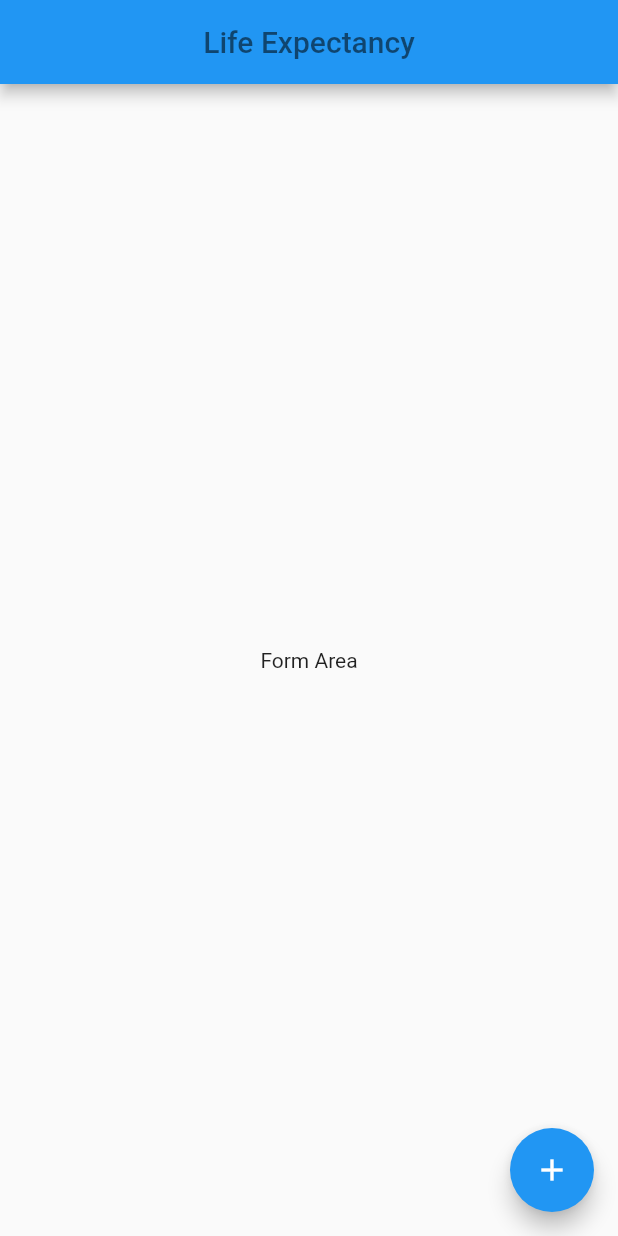
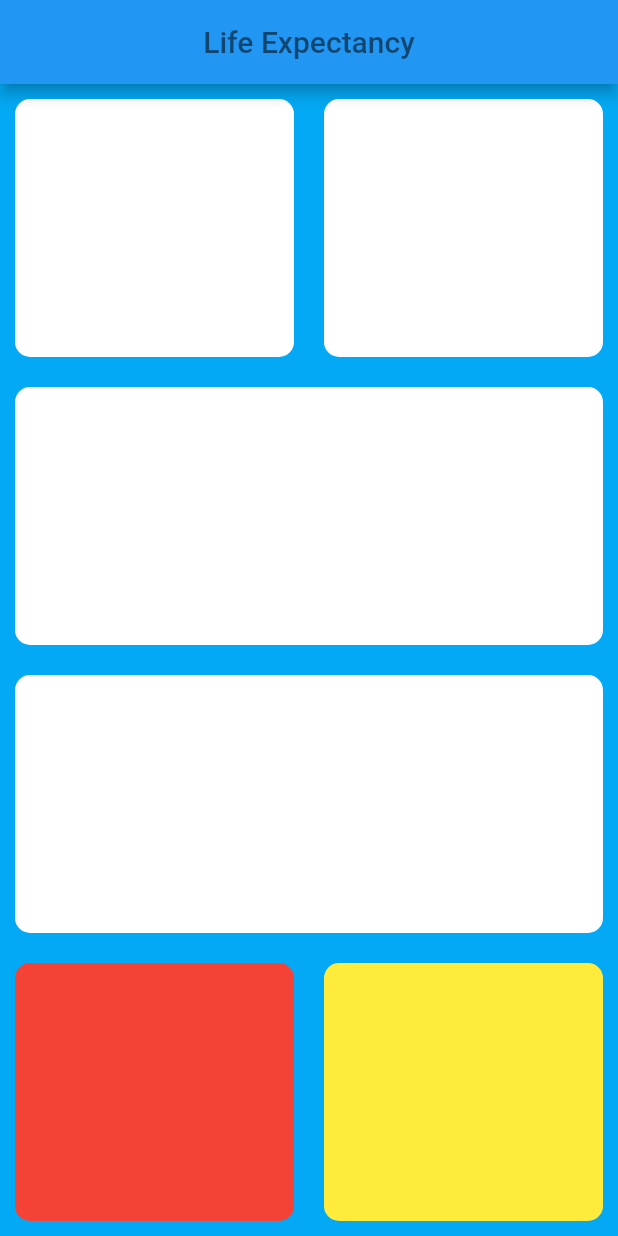
Before and after one commit to dogusipeksac/life_expectancy_flutter_app, a Flutter app: the screen it shows after launch, on a phone screen of 412 x 824 dp. Run offline on Flutter 3.47's test engine with Material 2 defaults, Android fonts, the phone set to English and light mode, and no system bars.

```diff
--- a/lib/input_page.dart
+++ b/lib/input_page.dart
@@ -1,5 +1,4 @@
 import 'package:flutter/material.dart';
-
 
 class InputPage extends StatefulWidget {
   @override
@@ -17,24 +16,66 @@ class _InputPageState extends State<InputPage> {
         ),
         centerTitle: true,
       ),
-      body: Center(
-        child: Text(
-          "Form Area",
-          /*Theme.of(context).primaryColor.toString(),*/
-          /*style: TextStyle(fontSize: 25),*/
-        ),
+      body: Column(
+          children: <Widget>[
+
+            Expanded(
+              flex: 1,
+              child: Row(
+                children: [
+                  Expanded(
+                    flex: 1,
+                    child: MyContainer(),
+                  ),  Expanded(
+                    flex: 1,
+                    child: MyContainer(),
+                  ),
+                ],
+              ),
+
+            ),  Expanded(
+              flex: 1,
+              child: MyContainer(),
+            ),Expanded(
+              flex: 1,
+              child: MyContainer(),
+            ),Expanded(
+              flex: 1,
+              child: Row(
+                children: [
+                  Expanded(
+                    flex: 1,
+                    child: MyContainer(renk: Colors.red),
+                  ),
+                  Expanded(
+                    flex: 1,
+                    child: MyContainer(renk: Colors.yellow,),
+                  ),
+                ],
+              ),
+            ),
+          ],
+
       ),
-      floatingActionButton:
-      /*Theme(
-        data: ThemeData(
-          //yukarı doğru çıktığında ilk karşılaştıgın temayı al
-          accentColor: Theme.of(context).primaryColor,
-        ),                                            */
-      FloatingActionButton(
-        onPressed: () {},
-        child: Icon(Icons.add),
-      ),
+
       //  ),
     );
   }
 }
+
+class MyContainer extends StatelessWidget {
+  final Color renk;
+  MyContainer({this.renk:Colors.white});
+  @override
+  Widget build(BuildContext context) {
+    return Container(
+
+      margin: EdgeInsets.all(10),
+
+      decoration: BoxDecoration(
+        borderRadius: BorderRadius.circular(10.0),
+        color: renk
+      ),
+    );
+  }
+}
--- a/lib/main.dart
+++ b/lib/main.dart
@@ -19,6 +19,10 @@ class MyApp extends StatelessWidget {
         accentColor: Colors.red,
         scaffoldBackgroundColor: Colors.black,
       ),   */
+      theme: ThemeData(
+        scaffoldBackgroundColor: Colors.lightBlue,
+
+      ),
       home: InputPage(),
     );
   }
```
